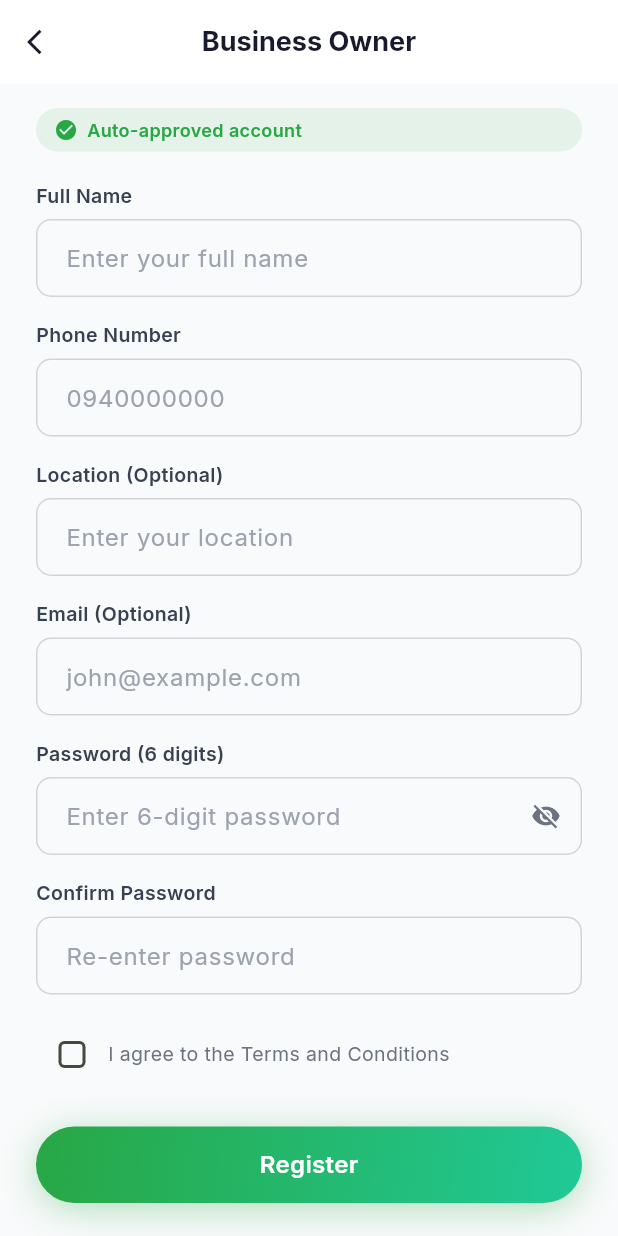
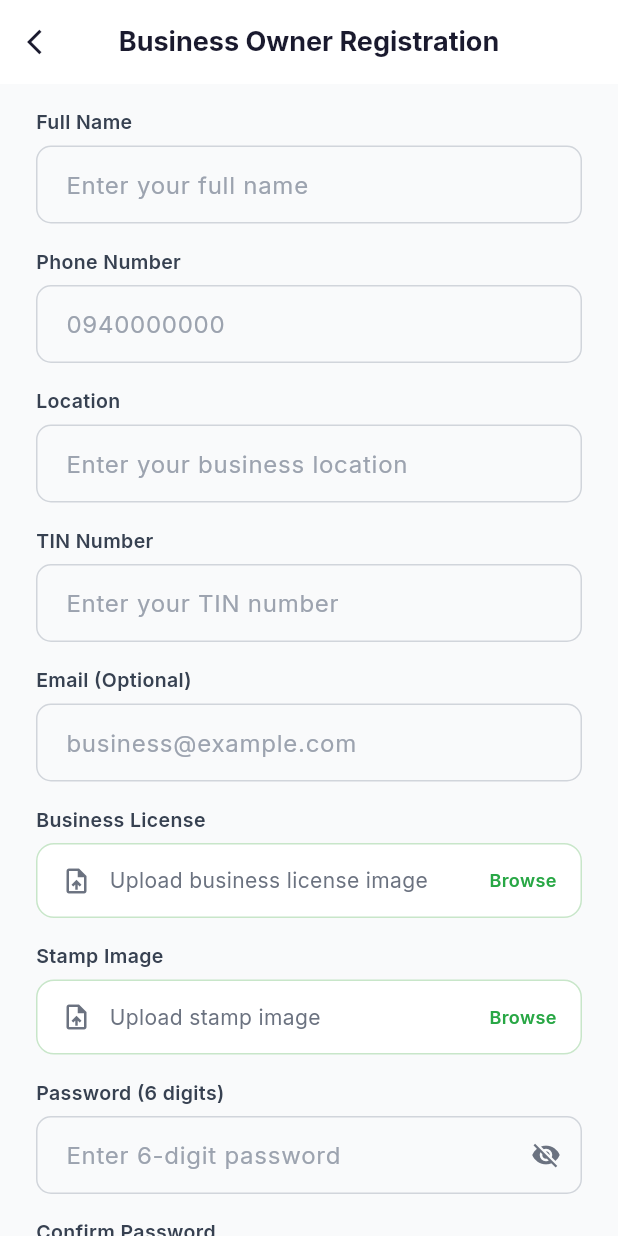
Before and after one commit to abel149/etera_mobile_app, a Flutter app: the BusinessOwnerRegisterScreen screen opened by its route, on a phone screen of 412 x 824 dp. Run offline on Flutter 3.47's test engine with Material 3 defaults, Android fonts, the phone set to English and light mode, and no system bars; our stand-ins replace google_fonts, image_picker, shared_preferences; accounts and stored records are empty.

Commit message:
feat: align mobile to api/v1 endpoints, fix registration flows, add .gitignore

```diff
--- a/mobile/lib/config/api_config.dart
+++ b/mobile/lib/config/api_config.dart
@@ -1,8 +1,5 @@
 class ApiConfig {
-  // Change this to your backend URL
-  static const String baseUrl = 'https://etapp.usstandardgarage.com/api'; // Android emulator → host localhost
-  // For iOS simulator use: 'http://127.0.0.1:8000/api'
-  // For physical device use your machine's local IP: 'http://192.168.x.x:8000/api'
+  static const String baseUrl = 'https://etapp.usstandardgarage.com/api/v1';
 
   // Auth
   static const String login = '$baseUrl/auth/login';
@@ -10,11 +7,25 @@ class ApiConfig {
   static const String brands = '$baseUrl/brands';
 
   // Registration
-  static const String register = '$baseUrl/register';
-  static const String registerIndividual = '$baseUrl/register/individual';
+  static const String registerIndividual = '$baseUrl/register/others';
   static const String registerBusinessOwner = '$baseUrl/register/business-owner';
   static const String registerGarageShop = '$baseUrl/register/garage-shop';
 
-  // Proforma
-  static const String createProforma = '$baseUrl/create-file';
+  // Proforma (role-based endpoints)
+  static const String _createProformaOthers = '$baseUrl/others/create-file';
+  static const String _createProformaBusinessOwner = '$baseUrl/business-owner/create-file';
+  static const String _createProformaGarage = '$baseUrl/garage/create-file';
+
+  static String createProformaUrl(String role) {
+    switch (role) {
+      case 'business_owner':
+      case 'employee':
+        return _createProformaBusinessOwner;
+      case 'garage':
+      case 'shop':
+        return _createProformaGarage;
+      default:
+        return _createProformaOthers;
+    }
+  }
 }
--- a/mobile/lib/screens/auth/business_owner_register_screen.dart
+++ b/mobile/lib/screens/auth/business_owner_register_screen.dart
@@ -1,7 +1,7 @@
+import 'dart:io';
 import 'package:flutter/material.dart';
-import 'package:provider/provider.dart';
+import 'package:image_picker/image_picker.dart';
 import '../../config/theme.dart';
-import '../../providers/auth_provider.dart';
 import '../../services/auth_service.dart';
 import '../../widgets/etera_button.dart';
 import '../../widgets/etera_text_field.dart';
@@ -20,9 +20,12 @@ class _BusinessOwnerRegisterScreenState
   final _nameCtrl = TextEditingController();
   final _phoneCtrl = TextEditingController();
   final _locationCtrl = TextEditingController();
+  final _tinCtrl = TextEditingController();
   final _emailCtrl = TextEditingController();
   final _passwordCtrl = TextEditingController();
   final _confirmCtrl = TextEditingController();
+  File? _licenseImage;
+  File? _stampImage;
   bool _obscure = true;
   bool _terms = false;
   bool _loading = false;
@@ -32,14 +35,87 @@ class _BusinessOwnerRegisterScreenState
     _nameCtrl.dispose();
     _phoneCtrl.dispose();
     _locationCtrl.dispose();
+    _tinCtrl.dispose();
     _emailCtrl.dispose();
     _passwordCtrl.dispose();
     _confirmCtrl.dispose();
     super.dispose();
   }
 
+  Future<void> _pickImage(bool isLicense) async {
+    final picked = await ImagePicker().pickImage(
+      source: ImageSource.gallery,
+      imageQuality: 80,
+    );
+    if (picked != null) {
+      setState(() {
+        if (isLicense) {
+          _licenseImage = File(picked.path);
+        } else {
+          _stampImage = File(picked.path);
+        }
+      });
+    }
+  }
+
+  Widget _imagePickerTile(String label, File? file, bool isLicense) {
+    return GestureDetector(
+      onTap: () => _pickImage(isLicense),
+      child: Container(
+        padding: const EdgeInsets.symmetric(horizontal: 16, vertical: 14),
+        decoration: BoxDecoration(
+          color: Colors.white,
+          borderRadius: BorderRadius.circular(12),
+          border: Border.all(
+            color: file != null ? EteraTheme.green : EteraTheme.borderGreen,
+          ),
+        ),
+        child: Row(
+          children: [
+            Icon(
+              file != null ? Icons.check_circle : Icons.upload_file,
+              color: file != null ? EteraTheme.green : EteraTheme.textMuted,
+              size: 20,
+            ),
+            const SizedBox(width: 12),
+            Expanded(
+              child: Text(
+                file != null ? file.path.split('/').last : label,
+                style: TextStyle(
+                  fontSize: 14,
+                  color: file != null ? EteraTheme.textPrimary : EteraTheme.textMuted,
+                ),
+                overflow: TextOverflow.ellipsis,
+              ),
+            ),
+            Text(
+              'Browse',
+              style: TextStyle(
+                fontSize: 12,
+                color: EteraTheme.green,
+                fontWeight: FontWeight.w600,
+              ),
+            ),
+          ],
+        ),
+      ),
+    );
+  }
+
   Future<void> _submit() async {
     if (!_formKey.currentState!.validate()) return;
+    if (_licenseImage == null) {
+      ScaffoldMessenger.of(context).showSnackBar(
+        const SnackBar(content: Text('Please upload your business license')),
+      );
+      return;
+    }
+    if (_stampImage == null) {
+      ScaffoldMessenger.of(context).showSnackBar(
+        const SnackBar(content: Text('Please upload your stamp image')),
+      );
+      return;
+    }
     if (!_terms) {
       ScaffoldMessenger.of(context).showSnackBar(
         const SnackBar(content: Text('Please accept the terms and conditions')),
@@ -53,6 +129,9 @@ class _BusinessOwnerRegisterScreenState
       name: _nameCtrl.text.trim(),
       phoneNumber: _phoneCtrl.text.trim(),
       location: _locationCtrl.text.trim(),
+      tinNumber: _tinCtrl.text.trim(),
+      licenseImage: _licenseImage!,
+      stampImage: _stampImage!,
       email: _emailCtrl.text.trim(),
       password: _passwordCtrl.text,
       passwordConfirmation: _confirmCtrl.text,
@@ -61,18 +140,16 @@ class _BusinessOwnerRegisterScreenState
     if (!mounted) return;
     setState(() => _loading = false);
 
-    if (result.success && result.user != null) {
-      // Business owners are auto-approved
-      context.read<AuthProvider>().setUser(result.user!);
+    if (result.success) {
       ScaffoldMessenger.of(context).showSnackBar(
         SnackBar(
-          content: const Text('Registration successful!'),
+          content: const Text('Registration submitted! Awaiting admin approval.'),
           backgroundColor: EteraTheme.green,
           behavior: SnackBarBehavior.floating,
           shape: RoundedRectangleBorder(borderRadius: BorderRadius.circular(10)),
         ),
       );
-      Navigator.pushNamedAndRemoveUntil(context, '/home', (r) => false);
+      Navigator.pushNamedAndRemoveUntil(context, '/pending', (r) => false);
     } else {
       final errorMsg = result.errors != null
           ? result.errors!.values.expand((v) => v is List ? v : [v]).join('\n')
@@ -92,7 +169,7 @@ class _BusinessOwnerRegisterScreenState
   Widget build(BuildContext context) {
     return Scaffold(
       appBar: AppBar(
-        title: const Text('Business Owner'),
+        title: const Text('Business Owner Registration'),
         leading: IconButton(
           icon: const Icon(Icons.arrow_back_ios, size: 20),
           onPressed: () => Navigator.pop(context),
@@ -106,31 +183,6 @@ class _BusinessOwnerRegisterScreenState
             child: Column(
               crossAxisAlignment: CrossAxisAlignment.stretch,
               children: [
-                // Badge
-                Container(
-                  padding: const EdgeInsets.symmetric(horizontal: 12, vertical: 6),
-                  decoration: BoxDecoration(
-                    color: EteraTheme.green.withValues(alpha: 0.1),
-                    borderRadius: BorderRadius.circular(20),
-                  ),
-                  child: const Row(
-                    mainAxisSize: MainAxisSize.min,
-                    children: [
-                      Icon(Icons.check_circle, color: EteraTheme.green, size: 16),
-                      SizedBox(width: 6),
-                      Text(
-                        'Auto-approved account',
-                        style: TextStyle(
-                          color: EteraTheme.green,
-                          fontSize: 12,
-                          fontWeight: FontWeight.w600,
-                        ),
-                      ),
-                    ],
-                  ),
-                ),
-                const SizedBox(height: 20),
-
                 EteraTextField(
                   label: 'Full Name',
                   hint: 'Enter your full name',
@@ -154,18 +206,43 @@ class _BusinessOwnerRegisterScreenState
                 ),
                 const SizedBox(height: 16),
                 EteraTextField(
-                  label: 'Location (Optional)',
-                  hint: 'Enter your location',
+                  label: 'Location',
+                  hint: 'Enter your business location',
                   controller: _locationCtrl,
+                  validator: (v) => v == null || v.isEmpty ? 'Required' : null,
+                ),
+                const SizedBox(height: 16),
+                EteraTextField(
+                  label: 'TIN Number',
+                  hint: 'Enter your TIN number',
+                  controller: _tinCtrl,
+                  validator: (v) => v == null || v.isEmpty ? 'Required' : null,
                 ),
                 const SizedBox(height: 16),
                 EteraTextField(
                   label: 'Email (Optional)',
-                  hint: 'john@example.com',
+                  hint: 'business@example.com',
                   controller: _emailCtrl,
                   keyboardType: TextInputType.emailAddress,
                 ),
                 const SizedBox(height: 16),
+
+                const Text(
+                  'Business License',
+                  style: TextStyle(fontSize: 13, fontWeight: FontWeight.w600, color: EteraTheme.textSoft),
+                ),
+                const SizedBox(height: 6),
+                _imagePickerTile('Upload business license image', _licenseImage, true),
+                const SizedBox(height: 16),
+
+                const Text(
+                  'Stamp Image',
+                  style: TextStyle(fontSize: 13, fontWeight: FontWeight.w600, color: EteraTheme.textSoft),
+                ),
+                const SizedBox(height: 6),
+                _imagePickerTile('Upload stamp image', _stampImage, false),
+                const SizedBox(height: 16),
+
                 EteraTextField(
                   label: 'Password (6 digits)',
                   hint: 'Enter 6-digit password',
--- a/mobile/lib/screens/proforma/create_proforma_screen.dart
+++ b/mobile/lib/screens/proforma/create_proforma_screen.dart
@@ -1,9 +1,11 @@
 import 'dart:io';
 import 'package:flutter/material.dart';
 import 'package:image_picker/image_picker.dart';
+import 'package:provider/provider.dart';
 import '../../config/theme.dart';
 import '../../models/brand.dart';
 import '../../models/proforma.dart';
+import '../../providers/auth_provider.dart';
 import '../../services/auth_service.dart';
 import '../../services/proforma_service.dart';
 import '../../widgets/etera_button.dart';
@@ -102,7 +104,8 @@ class _CreateProformaScreenState extends State<CreateProformaScreen> {
           .toList(),
     );
 
-    final result = await ProformaService.createProforma(req);
+    final role = context.read<AuthProvider>().user?.role ?? 'others';
+    final result = await ProformaService.createProforma(req, role);
 
     if (!mounted) return;
     setState(() => _loading = false);
--- a/mobile/lib/services/auth_service.dart
+++ b/mobile/lib/services/auth_service.dart
@@ -87,53 +87,60 @@ class AuthService {
       'terms': true,
     });
 
-    return _parseRegistrationResult(res);
+    if (res['success'] == true) {
+      final data = res['data'] as Map<String, dynamic>;
+      final token = data['token'] as String?;
+      if (token != null) await ApiService.saveToken(token);
+      final user = User.fromJson(data['user'] as Map<String, dynamic>);
+      return AuthResult(success: true, message: res['message'], user: user, token: token);
+    }
+
+    return AuthResult(
+      success: false,
+      message: res['message'] ?? 'Registration failed',
+      errors: res['errors'] as Map<String, dynamic>?,
+    );
   }
 
   // ─── Register: Business Owner ──────────────────────────────
   static Future<AuthResult> registerBusinessOwner({
     required String name,
     required String phoneNumber,
-    String? location,
+    required String location,
+    required String tinNumber,
+    required File licenseImage,
+    required File stampImage,
+    String? licenseExpireDate,
     String? email,
+    String? bankName,
+    String? accountNumber,
     required String password,
     required String passwordConfirmation,
   }) async {
-    final res = await ApiService.post(ApiConfig.registerBusinessOwner, {
+    final fields = <String, String>{
       'name': name,
       'phone_number': phoneNumber,
-      if (location != null) 'location': location,
-      if (email != null && email.isNotEmpty) 'email': email,
+      'location': location,
+      'tin_number': tinNumber,
       'password': password,
       'password_confirmation': passwordConfirmation,
-      'terms': true,
-    });
+      'terms': '1',
+    };
+    if (email != null && email.isNotEmpty) fields['email'] = email;
+    if (bankName != null) fields['bank_name'] = bankName;
+    if (accountNumber != null) fields['account_number'] = accountNumber;
+    if (licenseExpireDate != null) fields['license_expire_date'] = licenseExpireDate;
 
-    if (res['success'] == true) {
-      final data = res['data'] as Map<String, dynamic>;
-      if (data['token'] != null) {
-        await ApiService.saveToken(data['token']);
-      }
-      return AuthResult(
-        success: true,
-        message: res['message'],
-        token: data['token'],
-        user: User(
-          id: data['user_id'],
-          name: data['name'],
-          phoneNumber: data['phone_number'],
-          role: data['role'],
-          approved: data['approved'] == true,
-          balance: 0,
-        ),
-      );
-    }
+    final res = await ApiService.postMultipart(
+      ApiConfig.registerBusinessOwner,
+      fields: fields,
+      files: {
+        'license_image': licenseImage,
+        'stamp_image': stampImage,
+      },
+    );
 
-    return AuthResult(
-      success: false,
-      message: res['message'] ?? 'Registration failed',
-      errors: res['errors'],
-    );
+    return _parseRegistrationResult(res);
   }
 
   // ─── Register: Garage / Shop ───────────────────────────────
@@ -194,21 +201,14 @@ class AuthService {
       return AuthResult(
         success: true,
         message: res['message'],
-        user: User(
-          id: data['user_id'],
-          name: data['name'],
-          phoneNumber: data['phone_number'],
-          role: data['role'],
-          approved: data['approved'] == true,
-          balance: 0,
-        ),
+        user: User.fromJson(data),
       );
     }
 
     return AuthResult(
       success: false,
       message: res['message'] ?? 'Registration failed',
-      errors: res['errors'],
+      errors: res['errors'] as Map<String, dynamic>?,
     );
   }
 }
--- a/mobile/lib/services/proforma_service.dart
+++ b/mobile/lib/services/proforma_service.dart
@@ -6,10 +6,10 @@ import '../models/proforma.dart';
 import 'api_service.dart';
 
 class ProformaService {
-  /// Create a proforma via POST /api/create-file (multipart).
-  static Future<Map<String, dynamic>> createProforma(ProformaRequest req) async {
+  /// Create a proforma via the role-based endpoint (multipart).
+  static Future<Map<String, dynamic>> createProforma(ProformaRequest req, String userRole) async {
     try {
-      final uri = Uri.parse(ApiConfig.createProforma);
+      final uri = Uri.parse(ApiConfig.createProformaUrl(userRole));
       final request = http.MultipartRequest('POST', uri);
 
       // Auth
```
Also changed, not shown: mobile/lib/screens/auth/individual_register_screen.dart (+6 -3 lines), mobile/pubspec.lock, 11 other files.
